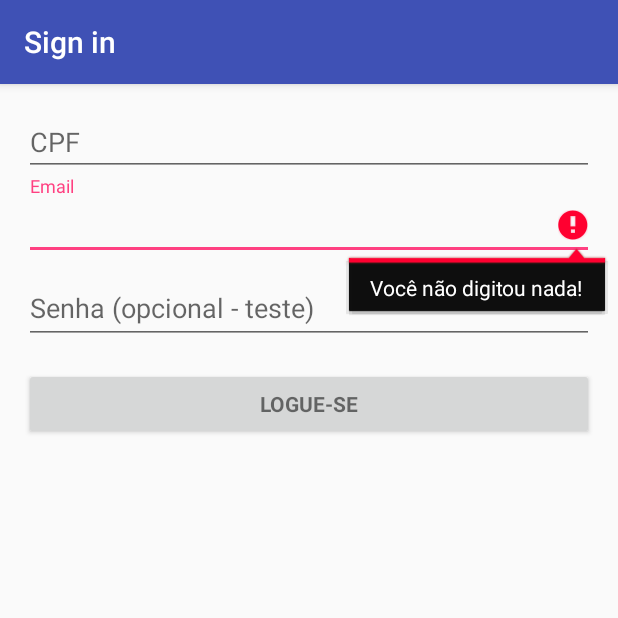
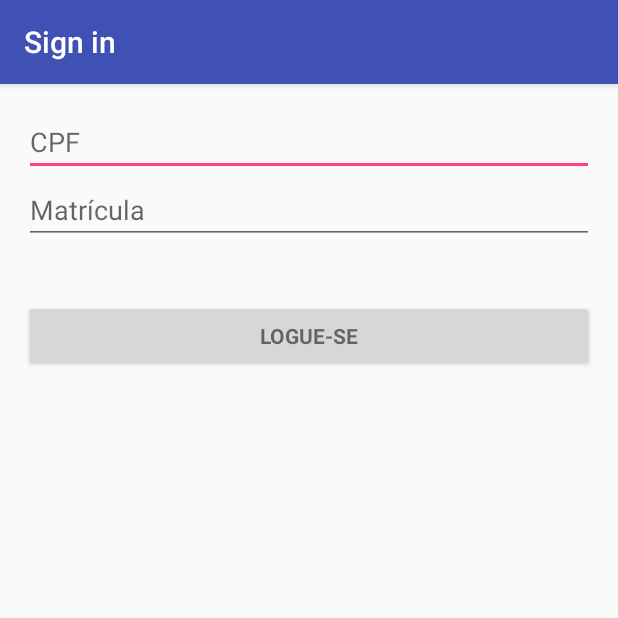
Before and after one commit to Glautor/AppEU2018, an Android app: the screen it shows after launch (LoginActivity), after a tap on "LOGUE-SE", on a phone screen of 412 x 824 dp, the top half of it. Run offline under Robolectric (Android 15) with nearby library versions, the phone set to English and light mode, and no system bars; libraries missing offline, so code that uses them is left out: br.com.jansenfelipe; 4 statements that could not run were skipped.

Commit message:
validação com cpf e matricula funcionando - cpf:111.111.111-11 e matricula:111111

```diff
--- a/app/src/main/java/com/example/usuario/telaswendel/LoginActivity.java
+++ b/app/src/main/java/com/example/usuario/telaswendel/LoginActivity.java
@@ -29,6 +29,7 @@ import android.widget.AutoCompleteTextView;
 import android.widget.Button;
 import android.widget.EditText;
 import android.widget.TextView;
+import android.widget.Toast;
 
 import java.util.ArrayList;
 import java.util.List;
@@ -92,15 +93,28 @@ public class LoginActivity extends AppCompatActivity implements LoaderCallbacks<
 
         Button mEmailSignInButton = (Button) findViewById(R.id.email_sign_in_button);
         mEmailSignInButton.setOnClickListener(new OnClickListener() {
+            //            @Override
+//            public void onClick(View view) {
+//                attemptLogin();
+//            }
             @Override
             public void onClick(View view) {
-                attemptLogin();
+                TextView loginCpf = (TextView) findViewById(R.id.textCpf);
+                TextView loginMatricula = (TextView) findViewById(R.id.textMatricula);
+                String Clogin = loginCpf.getText().toString();
+                String Mlogin = loginMatricula.getText().toString();
+                if(Clogin.equals("111.111.111-11") && Mlogin.equals("111111")){
+                    showProgress(true);
+                    mAuthTask = new UserLoginTask(Clogin, Mlogin);
+                    mAuthTask.execute((Void) null);
+                }
             }
         });
 
         mLoginFormView = findViewById(R.id.login_form);
         mProgressView = findViewById(R.id.login_progress);
     }
+
 
     private void populateAutoComplete() {
         if (!mayRequestContacts()) {
@@ -308,12 +322,12 @@ public class LoginActivity extends AppCompatActivity implements LoaderCallbacks<
      */
     public class UserLoginTask extends AsyncTask<Void, Void, Boolean> {
 
-        private final String mEmail;
-        private final String mPassword;
+        private final String mCpf;
+        private final String mMatricula;
 
-        UserLoginTask(String email, String password) {
-            mEmail = email;
-            mPassword = password;
+        UserLoginTask(String cpf, String matricula) {
+            mCpf = cpf;
+            mMatricula = matricula;
         }
 
         @Override
@@ -329,9 +343,9 @@ public class LoginActivity extends AppCompatActivity implements LoaderCallbacks<
 
             for (String credential : DUMMY_CREDENTIALS) {
                 String[] pieces = credential.split(":");
-                if (pieces[0].equals(mEmail)) {
+                if (pieces[0].equals(mCpf)) {
                     // Account exists, return true if the password matches.
-                    return pieces[1].equals(mPassword);
+                    return pieces[1].equals(mMatricula);
                 }
             }
 
--- a/app/src/main/res/layout/activity_login.xml
+++ b/app/src/main/res/layout/activity_login.xml
@@ -44,12 +44,26 @@
                 android:maxLines="1"
                 android:singleLine="true"/>
 
+
+            <EditText
+                android:id="@+id/textMatricula"
+                android:layout_width="match_parent"
+                android:layout_height="wrap_content"
+                android:inputType="numberDecimal"
+                android:hint="@string/prompt_matricula"
+                android:imeActionId="6"
+                android:imeOptions="actionUnspecified"
+                android:maxLines="1"
+                android:singleLine="true"
+                android:maxLength="6"/>
+
             <android.support.design.widget.TextInputLayout
                 android:layout_width="match_parent"
                 android:layout_height="wrap_content">
 
 
                 <AutoCompleteTextView
+                    android:visibility = "gone"
                     android:id="@+id/email"
                     android:layout_width="match_parent"
                     android:layout_height="wrap_content"
@@ -65,6 +79,7 @@
                 android:layout_height="wrap_content">
 
                 <EditText
+                    android:visibility = "gone"
                     android:id="@+id/password"
                     android:layout_width="match_parent"
                     android:layout_height="wrap_content"
--- a/app/src/main/res/values/strings.xml
+++ b/app/src/main/res/values/strings.xml
@@ -9,6 +9,7 @@
     <string name="action_sign_in">Logue-se</string>
     <string name="action_sign_in_short"></string>
     <string name="prompt_cpf">CPF</string>
+    <string name="prompt_matricula">Matrícula</string>
     <string name="error_invalid_email">Email Errado ou Inválido</string>
     <string name="error_invalid_password">Senha muito curta!</string>
     <string name="error_incorrect_password">Senha Incorreta</string>
```
